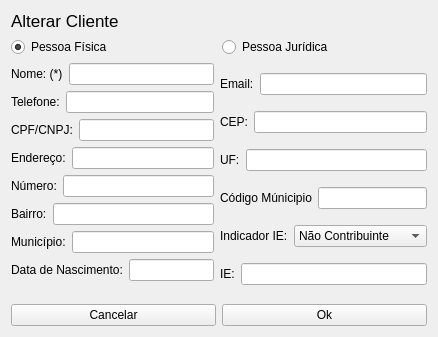
Above: alterarcliente.ui from GabR36/QEstoqueLoja before the change. Below: the same form after it.
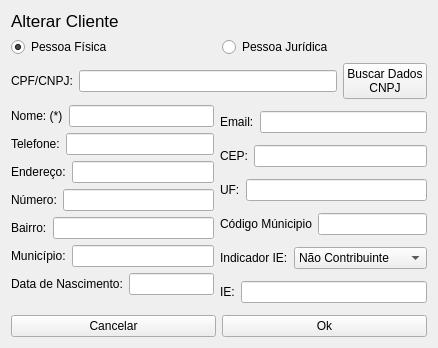
That is the form after the change.

```diff
--- a/alterarcliente.ui
+++ b/alterarcliente.ui
@@ -7,14 +7,14 @@
     <x>0</x>
     <y>0</y>
     <width>438</width>
-    <height>337</height>
+    <height>348</height>
    </rect>
   </property>
   <property name="windowTitle">
    <string>Alterar Cliente</string>
   </property>
-  <layout class="QVBoxLayout" name="verticalLayout_3">
-   <item>
+  <layout class="QGridLayout" name="gridLayout">
+   <item row="0" column="0">
     <widget class="QLabel" name="label_7">
      <property name="font">
       <font>
@@ -26,7 +26,7 @@
      </property>
     </widget>
    </item>
-   <item>
+   <item row="1" column="0">
     <layout class="QHBoxLayout" name="horizontalLayout_8">
      <item>
       <widget class="QRadioButton" name="RadioB_Pfisica">
@@ -47,7 +47,29 @@
      </item>
     </layout>
    </item>
-   <item>
+   <item row="2" column="0">
+    <layout class="QHBoxLayout" name="horizontalLayout_18">
+     <item>
+      <widget class="QLabel" name="label_5">
+       <property name="text">
+        <string>CPF/CNPJ:</string>
+       </property>
+      </widget>
+     </item>
+     <item>
+      <widget class="QLineEdit" name="Ledit_Cpf"/>
+     </item>
+     <item>
+      <widget class="QPushButton" name="Btn_BuscaDados">
+       <property name="text">
+        <string>Buscar Dados
+CNPJ</string>
+       </property>
+      </widget>
+     </item>
+    </layout>
+   </item>
+   <item row="3" column="0">
     <layout class="QHBoxLayout" name="horizontalLayout_17">
      <item>
       <layout class="QVBoxLayout" name="verticalLayout">
@@ -80,18 +102,7 @@
         </layout>
        </item>
        <item>
-        <layout class="QHBoxLayout" name="horizontalLayout_5">
-         <item>
-          <widget class="QLabel" name="label_5">
-           <property name="text">
-            <string>CPF/CNPJ:</string>
-           </property>
-          </widget>
-         </item>
-         <item>
-          <widget class="QLineEdit" name="Ledit_Cpf"/>
-         </item>
-        </layout>
+        <layout class="QHBoxLayout" name="horizontalLayout_5"/>
        </item>
        <item>
         <layout class="QHBoxLayout" name="horizontalLayout_4">
@@ -294,7 +305,7 @@
      </item>
     </layout>
    </item>
-   <item>
+   <item row="4" column="0">
     <layout class="QHBoxLayout" name="horizontalLayout_7">
      <item>
       <widget class="QPushButton" name="Btn_Cancelar">
```
